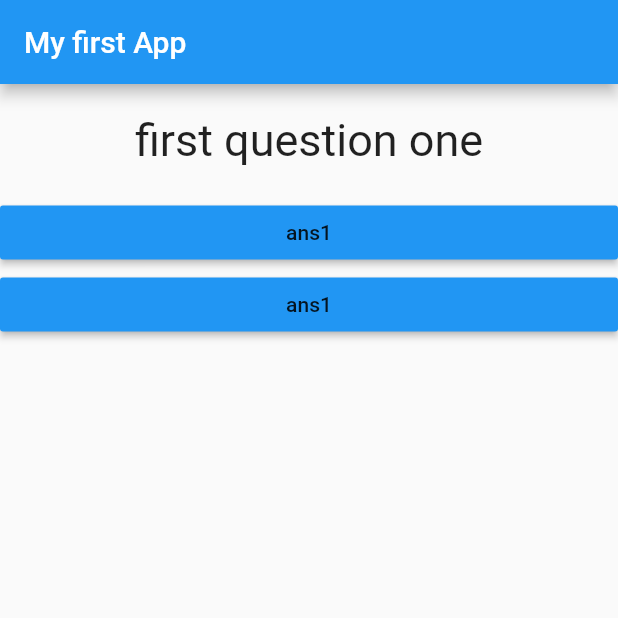
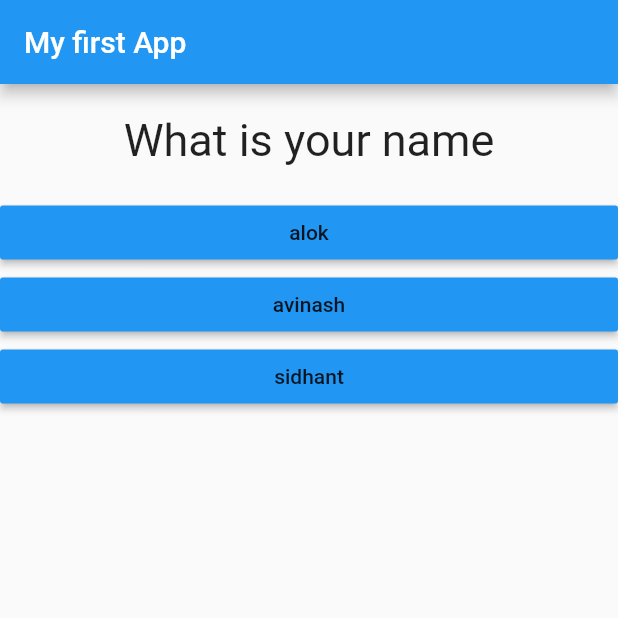
Before and after one commit to aloksingh3112/Flutter-Quiz-App, a Flutter app: the screen it shows after launch, on a phone screen of 412 x 824 dp, the top half of it. Run offline on Flutter 3.47's test engine with Material 2 defaults, Android fonts, the phone set to English and light mode, and no system bars.

Commit message:
added map

```diff
--- a/lib/answer.dart
+++ b/lib/answer.dart
@@ -2,14 +2,15 @@ import 'package:flutter/material.dart';
 
 class  Answer extends StatelessWidget{
   final Function handler;
-  Answer(this.handler);
+  final String answer;
+  Answer(this.handler,this.answer);
   @override
    Widget build(BuildContext ctx){
        return Container(
          width: double.infinity,
          child: RaisedButton(
            color: Colors.blue,
-           child: Text('ans1'),
+           child: Text(answer),
            onPressed: handler,),
 
        );
--- a/lib/main.dart
+++ b/lib/main.dart
@@ -17,7 +17,20 @@ class MyApp extends StatefulWidget{
 }
 class MyAppState extends State<MyApp>{
   var index=0;
-  var data=['first question one ','second question one','third component'];
+  var questions=[
+    {
+       'question':'What is your name',
+       'answers':['alok','avinash','sidhant']
+   },
+  {
+       'question':'What is your pet name',
+       'answers':['dog','cat','cow']
+   },
+   {
+       'question':'What is your nick name',
+       'answers':['gg','golu','ss']
+   },
+  ];
   buttonPressed(){
     setState(() {
        index=index+1;
@@ -33,9 +46,12 @@ class MyAppState extends State<MyApp>{
       ),
       body:Column(
         children: [
-          Question(data[index]),
-         Answer(buttonPressed),
-          Answer(buttonPressed)
+          Question(questions[index]['question']),
+         ...(questions[index]['answers'] as List<String>).map((answer){
+           return Answer(buttonPressed,answer);
+         }).toList()
+
+
         ],
       ),
     ),);
```
